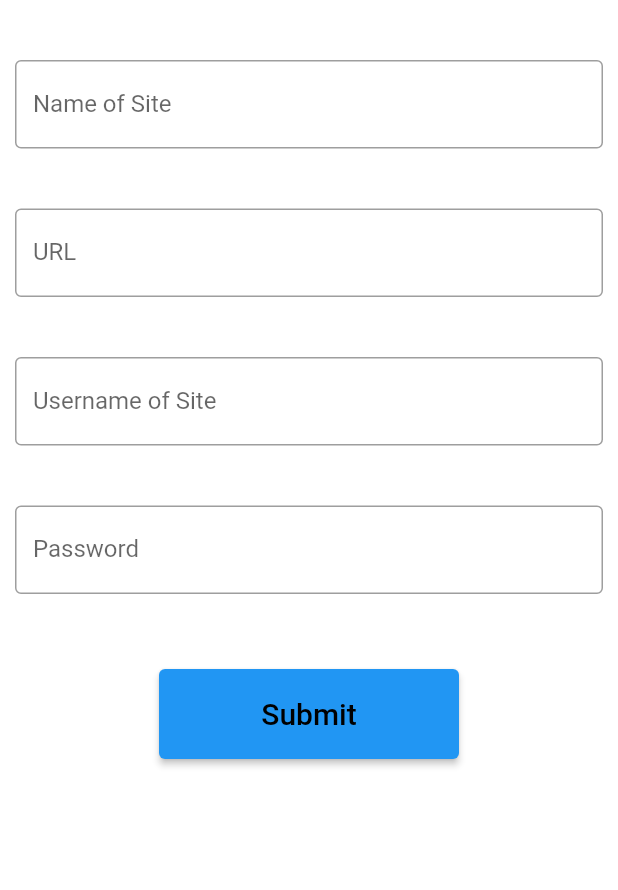
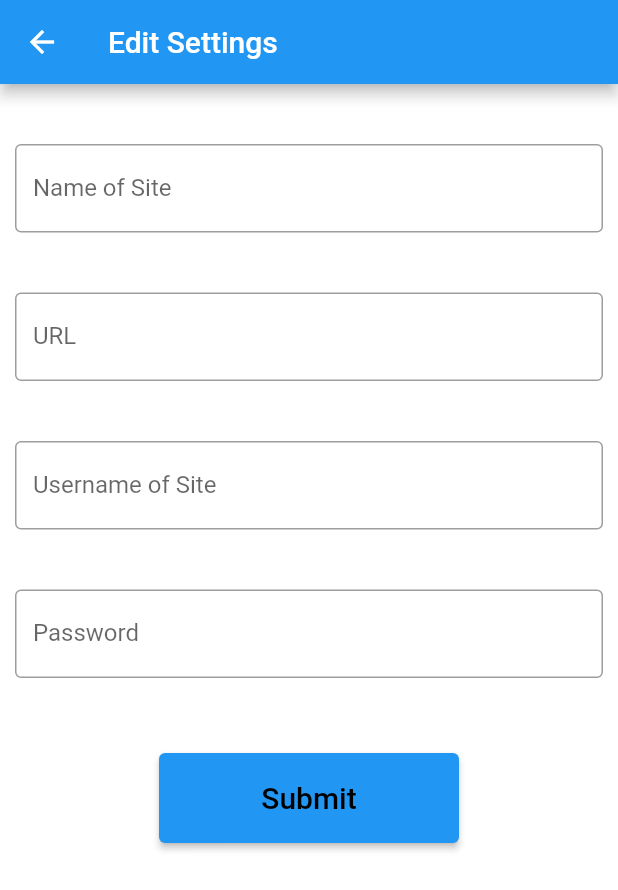
Before and after one commit to dcasas1/tesscuro, a Flutter app: the EditSettings screen opened by its route, on a phone screen of 412 x 824 dp. Shown: the top 890 px of the screen. Run offline on Flutter 3.47's test engine with Material 2 defaults, Android fonts, the phone set to English and light mode, and no system bars; missing offline and left inert: encrypt.

Commit message:
Changes made to edit from new edit button

```diff
--- a/lib/screens/editsettings.dart
+++ b/lib/screens/editsettings.dart
@@ -12,7 +12,9 @@ class EditSettings extends StatelessWidget {
 
   @override
   Widget build(BuildContext context) {
-    return Column(
+    return Scaffold(
+      appBar: AppBar(title: const Text('Edit Settings')),
+      body: Column(
       children: <Widget>[
         //Site name field
         const Padding(
@@ -96,6 +98,7 @@ class EditSettings extends StatelessWidget {
           ),
         ),
       ],
+    ),
     );
   }
 }
```
